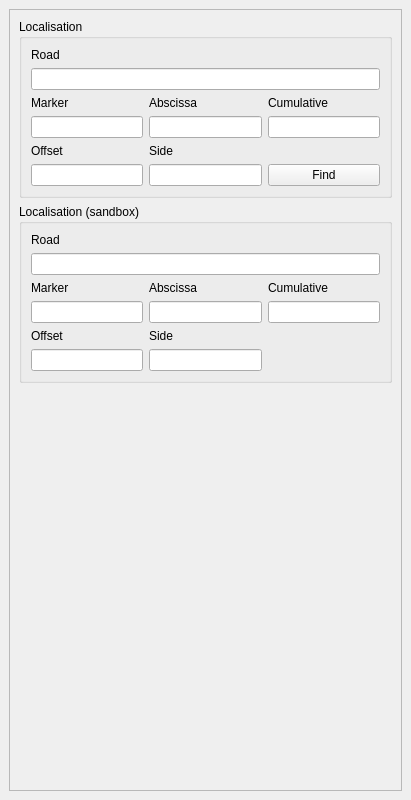
This is roadnetwork/resources/ui/dockwidget_tools.ui in 3liz/qgis-road-network-plugin as Qt 5 draws it before an edit. The edited form follows.
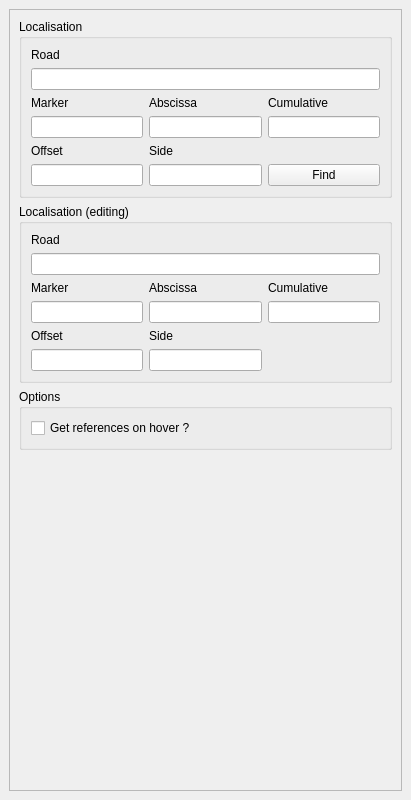
This is the edited form. Custom widgets are drawn as their Qt base class.

Commit message: Map tool - Add option to calculate references when the mouse pointer moves

```diff
--- a/roadnetwork/resources/ui/dockwidget_tools.ui
+++ b/roadnetwork/resources/ui/dockwidget_tools.ui
@@ -164,7 +164,7 @@
         <item>
          <widget class="QgsCollapsibleGroupBox" name="groupbox_localisation_sandbox">
           <property name="title">
-           <string>Localisation (sandbox)</string>
+           <string>Localisation (editing)</string>
           </property>
           <layout class="QVBoxLayout" name="verticalLayout_2">
            <item>
@@ -276,6 +276,26 @@
           </layout>
          </widget>
         </item>
+        <item>
+         <widget class="QgsCollapsibleGroupBox" name="mGroupBox">
+          <property name="title">
+           <string>Options</string>
+          </property>
+          <layout class="QVBoxLayout" name="verticalLayout_4">
+           <item>
+            <layout class="QGridLayout" name="gridLayout_2">
+             <item row="0" column="0">
+              <widget class="QCheckBox" name="cb_listen_move_event">
+               <property name="text">
+                <string>Get references on hover ?</string>
+               </property>
+              </widget>
+             </item>
+            </layout>
+           </item>
+          </layout>
+         </widget>
+        </item>
         <item>
          <spacer name="verticalSpacer">
           <property name="orientation">
```
The commit also changes 2 other files.
